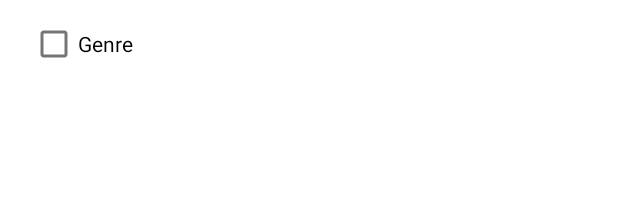
After one commit to michlindevelopment/MovieDownloader, an Android app: the layout item_list_genre.xml on its own in the app's theme, with its tools: preview values and no code run, on a phone screen of 412 x 824 dp. The commit adds this screen. Shown: the top 220 px of the screen. Run offline under Robolectric (Android 15) with nearby library versions, the phone set to English and light mode, and no system bars.

Commit message:
Adding stuff

```diff
--- a/app/src/main/java/com/michlindev/moviedownloader/main/BaseAdapter.kt
+++ b/app/src/main/java/com/michlindev/moviedownloader/main/BaseAdapter.kt
@@ -1,5 +1,6 @@
 package com.michlindev.moviedownloader.main
 
+import android.annotation.SuppressLint
 import android.view.LayoutInflater
 import android.view.ViewGroup
 import androidx.annotation.LayoutRes
@@ -15,7 +16,7 @@ abstract class BaseAdapter<BINDING : ViewDataBinding, T : ListAdapterItem>(var d
 
     abstract fun bind(binding: BINDING, item: T)
 
-    //@SuppressLint("NotifyDataSetChanged")
+    @SuppressLint("NotifyDataSetChanged")
     fun updateData(list: List<T>) {
         this.data = list
         notifyDataSetChanged()
--- a/app/src/main/java/com/michlindev/moviedownloader/main/ConnectedItemAdapter.kt
+++ b/app/src/main/java/com/michlindev/moviedownloader/main/MovieItemAdapter.kt
@@ -7,7 +7,7 @@ import com.michlindev.moviedownloader.databinding.ListLayoutNewBinding
 
 
 //Connected item adapter for each item
-class ConnectedItemAdapter(list: List<Movie>, private val itemListener: ItemListener) : BaseAdapter<ListLayoutNewBinding, Movie>(list) {
+class MovieItemAdapter(list: List<Movie>, private val itemListener: ItemListener) : BaseAdapter<ListLayoutNewBinding, Movie>(list) {
 
     override val layoutId: Int = R.layout.list_layout_new
 
--- a/app/src/main/java/com/michlindev/moviedownloader/main/MovieListFragment.kt
+++ b/app/src/main/java/com/michlindev/moviedownloader/main/MovieListFragment.kt
@@ -19,7 +19,7 @@ class MovieListFragment : Fragment() {
 
         val binding = MovieListFragmentBinding.inflate(layoutInflater)
 
-        binding.adapter = ConnectedItemAdapter(listOf(), viewModel)
+        binding.adapter = MovieItemAdapter(listOf(), viewModel)
         viewModel.itemList.observe(viewLifecycleOwner) {
             binding.adapter?.notifyDataSetChanged()
         }
--- a/app/src/main/java/com/michlindev/moviedownloader/menu/MenuFragment.kt
+++ b/app/src/main/java/com/michlindev/moviedownloader/menu/MenuFragment.kt
@@ -6,6 +6,7 @@ import android.view.View
 import android.view.ViewGroup
 import androidx.fragment.app.Fragment
 import androidx.fragment.app.activityViewModels
+import com.michlindev.moviedownloader.R
 import com.michlindev.moviedownloader.SharedPreferenceHelper
 import com.michlindev.moviedownloader.databinding.FragmentMenuBinding
 import com.michlindev.moviedownloader.dialog.GenreDialogFragment
@@ -41,7 +42,8 @@ class MenuFragment : Fragment() {
 
         viewModel.showDialog.observe(viewLifecycleOwner) {
             //Send list as first param
-            GenreDialogFragment.newInstance("A", "B").show(childFragmentManager, GenreDialogFragment.TAG)
+            var genres = resources.getStringArray(R.array.genres)
+            GenreDialogFragment.newInstance(genres).show(childFragmentManager, GenreDialogFragment.TAG)
 
         }
 
--- /dev/null
+++ b/app/src/main/res/layout/item_list_genre.xml
@@ -0,0 +1,38 @@
+<?xml version="1.0" encoding="utf-8"?>
+<layout xmlns:android="http://schemas.android.com/apk/res/android"
+    xmlns:app="http://schemas.android.com/apk/res-auto"
+    xmlns:tools="http://schemas.android.com/tools">
+
+    <data>
+
+        <import type="android.view.View" />
+
+        <variable
+            name="genre"
+            type= "com.michlindev.moviedownloader.dialog.Genre" />
+
+        <variable
+            name="listener"
+            type="com.michlindev.moviedownloader.dialog.ItemListener" />
+    </data>
+
+    <androidx.constraintlayout.widget.ConstraintLayout
+        android:layout_width="match_parent"
+        android:layout_height="wrap_content">
+
+
+        <CheckBox
+            android:id="@+id/checkBox3"
+            android:layout_width="wrap_content"
+            android:layout_height="wrap_content"
+            android:layout_marginStart="20dp"
+            android:layout_marginTop="5dp"
+            android:layout_marginBottom="5dp"
+            android:text="@{genre.genre}"
+            tools:text="Genre"
+            android:checked="@={genre.enabled}"
+            app:layout_constraintBottom_toBottomOf="parent"
+            app:layout_constraintStart_toStartOf="parent"
+            app:layout_constraintTop_toTopOf="parent" />
+    </androidx.constraintlayout.widget.ConstraintLayout>
+</layout>
--- a/app/src/main/res/layout/list_layout_new.xml
+++ b/app/src/main/res/layout/list_layout_new.xml
@@ -4,9 +4,7 @@
     xmlns:tools="http://schemas.android.com/tools">
 
     <data>
-
         <import type="android.view.View" />
-
         <variable
             name="movie"
             type= "com.michlindev.moviedownloader.data.Movie" />
--- a/app/src/main/res/layout/movie_list_fragment.xml
+++ b/app/src/main/res/layout/movie_list_fragment.xml
@@ -11,7 +11,7 @@
 
         <variable
             name="adapter"
-            type="com.michlindev.moviedownloader.main.ConnectedItemAdapter" />
+            type="com.michlindev.moviedownloader.main.MovieItemAdapter" />
     </data>
 
     <androidx.constraintlayout.widget.ConstraintLayout
```
Also changed, not shown: app/src/main/java/com/michlindev/moviedownloader/dialog/Genre.kt (added, +14 -0 lines), app/src/main/java/com/michlindev/moviedownloader/dialog/GenreDialogFragment.kt (+31 -7 lines), app/src/main/java/com/michlindev/moviedownloader/dialog/GenreDialogViewModel.kt (+6 -2 lines), app/src/main/java/com/michlindev/moviedownloader/dialog/GenreItemAdapter.kt (added, +32 -0 lines), app/src/main/java/com/michlindev/moviedownloader/main/MovieListViewModel.kt (+0 -40 lines), app/src/main/res/layout/fragment_genre_dialog.xml (+19 -5 lines), app/src/main/res/values/arrays.xml (+29 -1 lines), app/src/main/res/values/strings.xml (+1 -26 lines).
